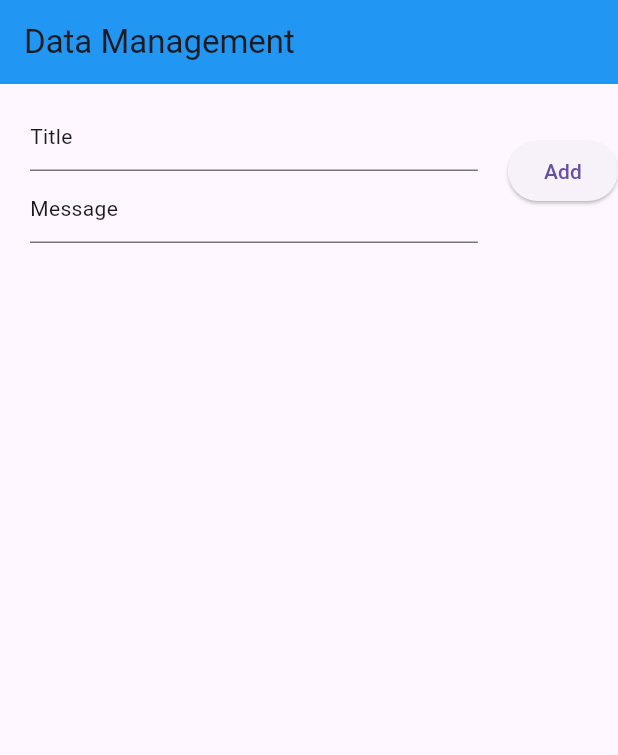
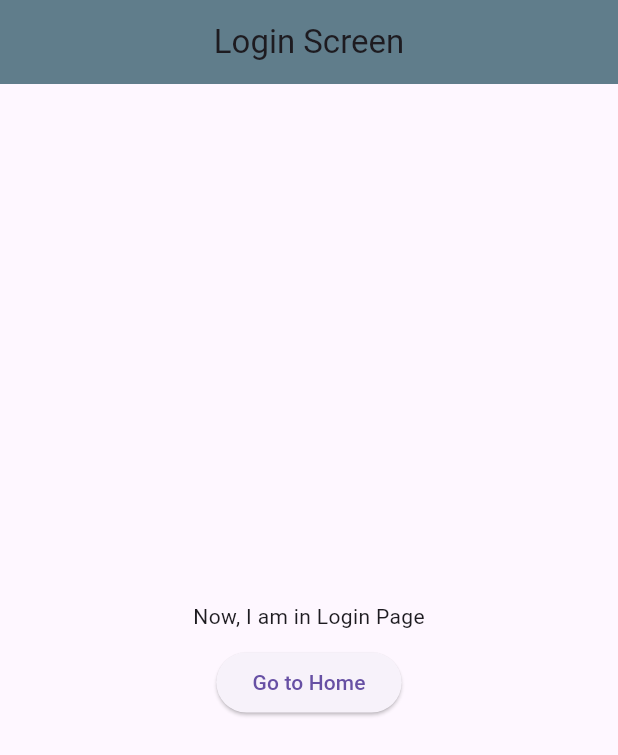
Before and after one commit to aslampatwary1/complex_data_management, a Flutter app: the screen it shows after launch, on a phone screen of 412 x 824 dp. Shown: the top 755 px of the screen. Run offline on Flutter 3.47's test engine with Material 3 defaults, Android fonts, the phone set to English and light mode, and no system bars; our stand-ins replace go_router.

Commit message:
Router code implemented.

```diff
--- a/lib/main.dart
+++ b/lib/main.dart
@@ -1,6 +1,7 @@
+import 'package:complex_data_management/router/app_router.dart';
 import 'package:flutter/material.dart';
 
-void main() {
+void main(List<String> args) {
   runApp(MyApp());
 }
 
@@ -9,95 +10,6 @@ class MyApp extends StatelessWidget {
 
   @override
   Widget build(BuildContext context) {
-    return MaterialApp(title: 'Complex Data Management', home: MainPage());
+    return MaterialApp.router(routerConfig: AppRouter);
   }
 }
-
-class MainPage extends StatefulWidget {
-  const MainPage({super.key});
-
-  @override
-  State<MainPage> createState() => _MainPageState();
-}
-
-class _MainPageState extends State<MainPage> {
-  TextEditingController _titleController = TextEditingController();
-  TextEditingController _msgController = TextEditingController();
-
-  List<MsgObj> _posts = [];
-
-  @override
-  Widget build(BuildContext context) {
-    return Scaffold(
-      appBar: AppBar(
-        title: Text('Data Management'),
-        backgroundColor: Colors.blue,
-      ),
-      body: Column(
-        children: [
-          Row(
-            children: [
-              Expanded(
-                child: Container(
-                  padding: EdgeInsets.symmetric(vertical: 10, horizontal: 20),
-                  child: Column(
-                    children: [
-                      TextField(
-                        controller: _titleController,
-                        decoration: InputDecoration(hint: Text('Title')),
-                      ),
-                      TextField(
-                        controller: _msgController,
-                        decoration: InputDecoration(hint: Text('Message')),
-                      ),
-                    ],
-                  ),
-                ),
-              ),
-              ElevatedButton(
-                onPressed: () {
-                  setState(() {
-                    _posts.add(
-                      MsgObj(
-                        title: _titleController.text,
-                        msg: _msgController.text,
-                      ),
-                    );
-                    [_titleController, _msgController].forEach((element) {
-                      element.clear();
-                    });
-                  });
-                },
-                child: Text('Add'),
-              ),
-            ],
-          ),
-          Expanded(
-            child: ListView.builder(
-              reverse: true,
-              itemCount: _posts.length,
-              itemBuilder: (context, index) => ListTile(
-                leading: Text(index.toString()),
-                title: Text(_posts[index].title),
-                subtitle: Text(_posts[index].msg),
-                trailing: Row(
-                  children: [
-                    IconButton(onPressed: () {}, icon: Icon(Icons.edit)),
-                    IconButton(onPressed: () {}, icon: Icon(Icons.delete)),
-                  ],
-                ),
-              ),
-            ),
-          ),
-        ],
-      ),
-    );
-  }
-}
-
-class MsgObj {
-  final String title;
-  final String msg;
-
-  MsgObj({required this.title, required this.msg});
-}
--- /dev/null
+++ b/lib/router/app_router.dart
@@ -0,0 +1,14 @@
+import 'package:complex_data_management/screens/home_screen_state.dart';
+import 'package:complex_data_management/screens/login_screen_state.dart';
+import 'package:complex_data_management/screens/profile_screen_state.dart';
+import 'package:go_router/go_router.dart';
+
+// ignore: non_constant_identifier_names
+final GoRouter AppRouter = GoRouter(
+  initialLocation: '/login',
+  routes: [
+    GoRoute(path: '/login', builder: (context, state) => LoginScreen()),
+    GoRoute(path: '/home', builder: (context, state) => HomeScreen()),
+    GoRoute(path: '/profile', builder: (context, state) => ProfileScreen()),
+  ],
+);
--- /dev/null
+++ b/lib/screens/login_screen_state.dart
@@ -0,0 +1,40 @@
+import 'package:complex_data_management/screens/home_screen_state.dart';
+import 'package:flutter/material.dart';
+
+class LoginScreen extends StatefulWidget {
+  const LoginScreen({super.key});
+
+  @override
+  State<LoginScreen> createState() => LoginScreenState();
+}
+
+class LoginScreenState extends State<LoginScreen> {
+  @override
+  Widget build(BuildContext context) {
+    return Scaffold(
+      appBar: AppBar(
+        title: Text('Login Screen'),
+        centerTitle: true,
+        backgroundColor: Colors.blueGrey,
+      ),
+      body: Column(
+        mainAxisAlignment: MainAxisAlignment.center,
+        children: [
+          Center(child: Text('Now, I am in Login Page')),
+          SizedBox(height: 10),
+          Center(
+            child: ElevatedButton(
+              onPressed: () {
+                Navigator.push(
+                  context,
+                  MaterialPageRoute(builder: (context) => HomeScreen()),
+                );
+              },
+              child: Text('Go to Home'),
+            ),
+          ),
+        ],
+      ),
+    );
+  }
+}
--- a/pubspec.yaml
+++ b/pubspec.yaml
@@ -34,6 +34,7 @@ dependencies:
   # The following adds the Cupertino Icons font to your application.
   # Use with the CupertinoIcons class for iOS style icons.
   cupertino_icons: ^1.0.8
+  go_router: ^17.0.1
 
 dev_dependencies:
   flutter_test:
```
Also changed, not shown: lib/screens/home_screen_state.dart (added, +40 -0 lines), lib/screens/profile_screen_state.dart (added, +40 -0 lines), pubspec.lock.
